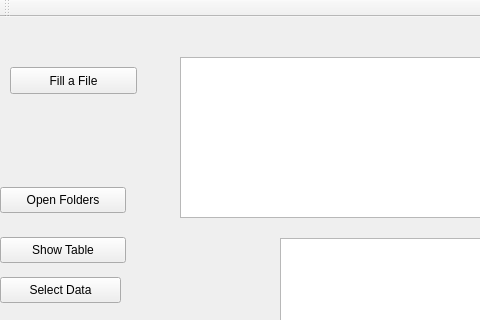
mikeinsantarosa/ChartTest, file ChartTest/mainwindow.ui: the form before one commit; both pictures show x 0 to 480 and y 0 to 320 of the 865 by 470 pixel window.
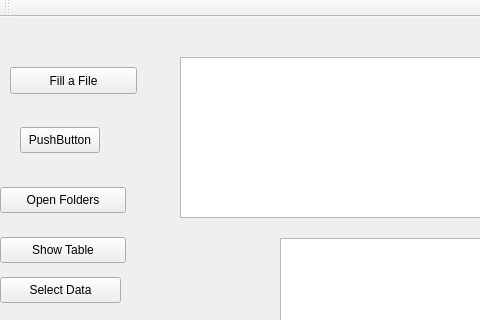
The form after the commit. Icons and pictures are not drawn.

The edit to the form file:
```diff
--- a/ChartTest/mainwindow.ui
+++ b/ChartTest/mainwindow.ui
@@ -238,6 +238,19 @@
      </rect>
     </property>
    </widget>
+   <widget class="QPushButton" name="pushButton">
+    <property name="geometry">
+     <rect>
+      <x>20</x>
+      <y>110</y>
+      <width>80</width>
+      <height>26</height>
+     </rect>
+    </property>
+    <property name="text">
+     <string>PushButton</string>
+    </property>
+   </widget>
   </widget>
   <widget class="QMenuBar" name="menuBar">
    <property name="geometry">
```
